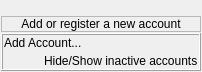
Old version of the form src/plugins/accountmanager/accountsoptionswidget2.ui in the repository xnamed/vacuum-im.
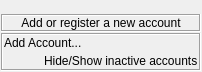
New version of the form.

The edit to the form file:
```diff
--- a/src/plugins/accountmanager/accountsoptionswidget2.ui
+++ b/src/plugins/accountmanager/accountsoptionswidget2.ui
@@ -11,7 +11,7 @@
    </rect>
   </property>
   <property name="sizePolicy">
-   <sizepolicy hsizetype="Expanding" vsizetype="Preferred">
+   <sizepolicy hsizetype="Expanding" vsizetype="Maximum">
     <horstretch>0</horstretch>
     <verstretch>0</verstretch>
    </sizepolicy>
@@ -45,13 +45,16 @@
    <item row="1" column="0">
     <widget class="QLabel" name="lblNoAccounts">
      <property name="sizePolicy">
-      <sizepolicy hsizetype="Minimum" vsizetype="Preferred">
+      <sizepolicy hsizetype="Expanding" vsizetype="Preferred">
        <horstretch>0</horstretch>
        <verstretch>0</verstretch>
       </sizepolicy>
      </property>
      <property name="frameShape">
-      <enum>QFrame::StyledPanel</enum>
+      <enum>QFrame::Box</enum>
+     </property>
+     <property name="frameShadow">
+      <enum>QFrame::Sunken</enum>
      </property>
      <property name="text">
       <string>Add or register a new account</string>
@@ -67,7 +70,7 @@
    <item row="2" column="0">
     <widget class="QFrame" name="frame">
      <property name="sizePolicy">
-      <sizepolicy hsizetype="Minimum" vsizetype="Preferred">
+      <sizepolicy hsizetype="Expanding" vsizetype="Maximum">
        <horstretch>0</horstretch>
        <verstretch>0</verstretch>
       </sizepolicy>
@@ -76,7 +79,7 @@
       <enum>QFrame::Box</enum>
      </property>
      <property name="frameShadow">
-      <enum>QFrame::Raised</enum>
+      <enum>QFrame::Sunken</enum>
      </property>
      <layout class="QGridLayout" name="gridLayout">
       <property name="leftMargin">
```
